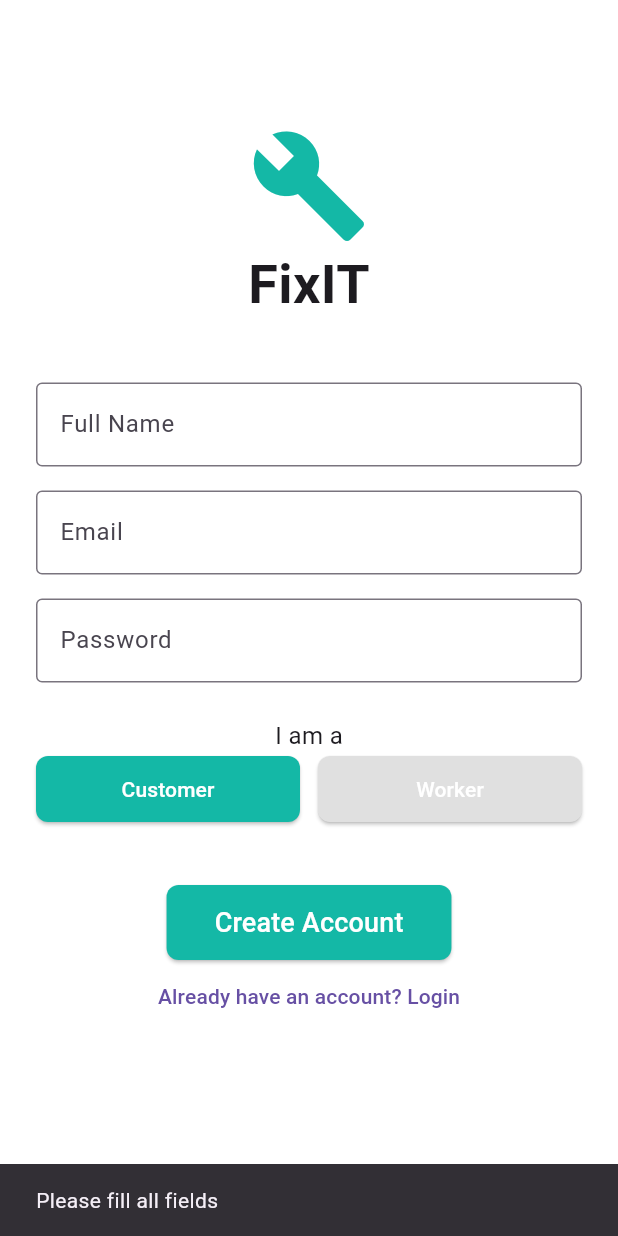
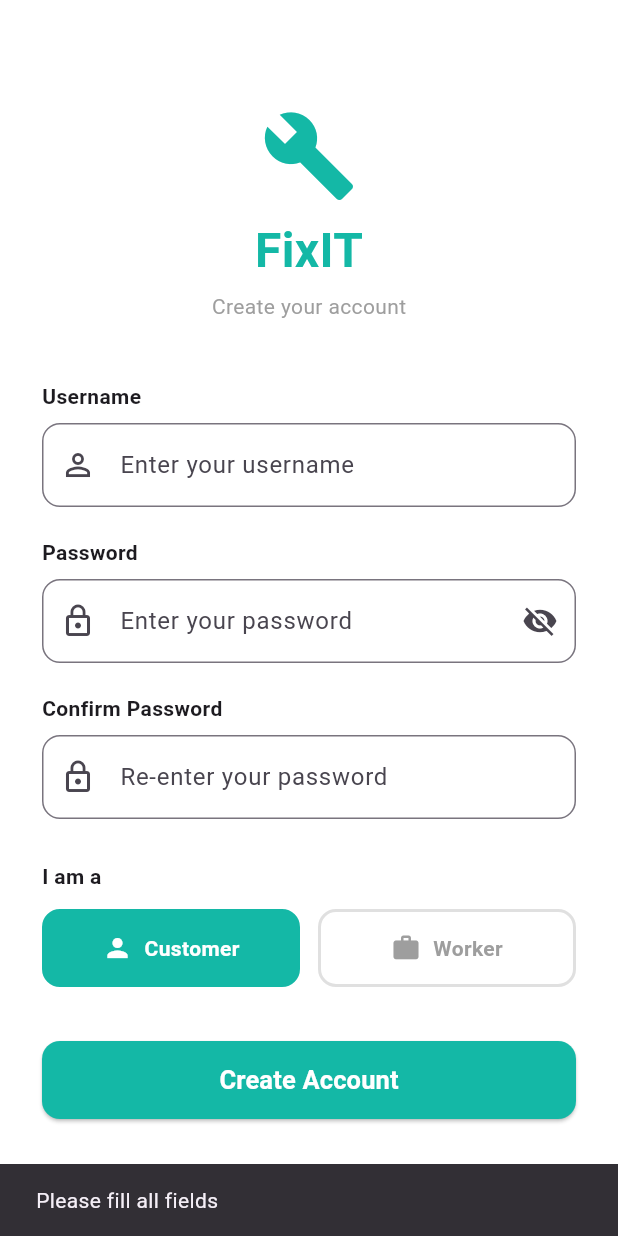
Before and after one commit to FixITweb/FixIT, a Flutter app: the RegisterScreen screen opened by its route, after a tap on "Create Account", on a phone screen of 412 x 824 dp. Run offline on Flutter 3.47's test engine with Material 3 defaults, Android fonts, the phone set to English and light mode, and no system bars; our stand-ins replace dio, flutter_bloc, shared_preferences; missing offline and left inert: dart:html; accounts and stored records are empty.

Commit message:
fix register screen, booking api, and notification model

```diff
--- a/frontend/lib/features/auth/presentation/pages/register_screen.dart
+++ b/frontend/lib/features/auth/presentation/pages/register_screen.dart
@@ -13,9 +13,18 @@ class RegisterScreen extends StatefulWidget {
 
 class _RegisterScreenState extends State<RegisterScreen> {
   String role = 'customer';
-  final nameController = TextEditingController();
-  final emailController = TextEditingController();
-  final passwordController = TextEditingController();
+  final _usernameController = TextEditingController();
+  final _passwordController = TextEditingController();
+  final _confirmPasswordController = TextEditingController();
+  bool _obscurePassword = true;
+
+  @override
+  void dispose() {
+    _usernameController.dispose();
+    _passwordController.dispose();
+    _confirmPasswordController.dispose();
+    super.dispose();
+  }
 
   @override
   Widget build(BuildContext context) {
@@ -24,9 +33,11 @@ class _RegisterScreenState extends State<RegisterScreen> {
         listener: (context, state) {
           if (state is AuthSuccess) {
             ScaffoldMessenger.of(context).showSnackBar(
-              const SnackBar(content: Text('Registration successful!')),
+              const SnackBar(
+                content: Text('Account created successfully!'),
+                backgroundColor: Colors.green,
+              ),
             );
-
             if (state.role == 'worker') {
               Navigator.pushReplacementNamed(context, '/worker-profession-setup');
             } else {
@@ -34,99 +45,139 @@ class _RegisterScreenState extends State<RegisterScreen> {
             }
           } else if (state is AuthError) {
             ScaffoldMessenger.of(context).showSnackBar(
-              SnackBar(content: Text(state.message)),
+              SnackBar(
+                content: Text(state.message),
+                backgroundColor: Colors.red,
+              ),
             );
           }
         },
         builder: (context, state) {
           return SingleChildScrollView(
-            padding: const EdgeInsets.all(24),
+            padding: const EdgeInsets.symmetric(horizontal: 28, vertical: 48),
             child: Column(
+              crossAxisAlignment: CrossAxisAlignment.start,
               children: [
-                const SizedBox(height: 60),
-                const Icon(Icons.build, size: 80, color: Color(0xFF14B8A6)),
-                const Text(
+                const SizedBox(height: 24),
+                // Logo
+                Center(
+                  child: Column(
+                    children: const [
+                      Icon(Icons.build, size: 64, color: Color(0xFF14B8A6)),
+                      SizedBox(height: 8),
+                      Text(
                         "FixIT",
-                  style: TextStyle(fontSize: 36, fontWeight: FontWeight.bold),
-                ),
-                const SizedBox(height: 40),
-                TextField(
-                  controller: nameController,
-                  decoration: const InputDecoration(labelText: "Full Name"),
-                ),
-                const SizedBox(height: 16),
-                TextField(
-                  controller: emailController,
-                  decoration: const InputDecoration(labelText: "Email"),
-                ),
-                const SizedBox(height: 16),
-                TextField(
-                  controller: passwordController,
-                  obscureText: true,
-                  decoration: const InputDecoration(labelText: "Password"),
-                ),
-                const SizedBox(height: 24),
-                const Text("I am a", style: TextStyle(fontSize: 16)),
-                Row(
-                  children: [
-                    Expanded(
-                      child: ElevatedButton(
-                        style: ElevatedButton.styleFrom(
-                          backgroundColor: role == 'customer'
-                              ? const Color(0xFF14B8A6)
-                              : Colors.grey[300],
-                        ),
-                        onPressed: () => setState(() => role = 'customer'),
-                        child: const Text("Customer"),
+                        style: TextStyle(
+                          fontSize: 32,
+                          fontWeight: FontWeight.bold,
+                          color: Color(0xFF14B8A6),
                         ),
                       ),
-                    const SizedBox(width: 12),
-                    Expanded(
-                      child: ElevatedButton(
-                        style: ElevatedButton.styleFrom(
-                          backgroundColor: role == 'worker'
-                              ? const Color(0xFF14B8A6)
-                              : Colors.grey[300],
-                        ),
-                        onPressed: () => setState(() => role = 'worker'),
-                        child: const Text("Worker"),
-                      ),
+                      SizedBox(height: 4),
+                      Text(
+                        "Create your account",
+                        style: TextStyle(color: Colors.grey),
                       ),
                     ],
                   ),
+                ),
                 const SizedBox(height: 40),
-                if (state is AuthLoading)
-                  const CircularProgressIndicator()
-                else
-                  ElevatedButton(
-                    onPressed: () {
-                      if (nameController.text.isNotEmpty &&
-                          emailController.text.isNotEmpty &&
-                          passwordController.text.isNotEmpty) {
-                        context.read<AuthBloc>().add(
-                          RegisterEvent(
-                            nameController.text,
-                            emailController.text,
-                            passwordController.text,
-                            role,
+
+                // Username
+                const Text("Username", style: TextStyle(fontWeight: FontWeight.w600)),
+                const SizedBox(height: 8),
+                TextField(
+                  controller: _usernameController,
+                  decoration: InputDecoration(
+                    hintText: "Enter your username",
+                    prefixIcon: const Icon(Icons.person_outline),
+                    border: OutlineInputBorder(borderRadius: BorderRadius.circular(12)),
                   ),
-                        );
-                      } else {
-                        ScaffoldMessenger.of(context).showSnackBar(
-                          const SnackBar(content: Text("Please fill all fields")),
-                        );
-                      }
-                    },
+                ),
+                const SizedBox(height: 20),
+
+                // Password
+                const Text("Password", style: TextStyle(fontWeight: FontWeight.w600)),
+                const SizedBox(height: 8),
+                TextField(
+                  controller: _passwordController,
+                  obscureText: _obscurePassword,
+                  decoration: InputDecoration(
+                    hintText: "Enter your password",
+                    prefixIcon: const Icon(Icons.lock_outline),
+                    suffixIcon: IconButton(
+                      icon: Icon(_obscurePassword ? Icons.visibility_off : Icons.visibility),
+                      onPressed: () => setState(() => _obscurePassword = !_obscurePassword),
+                    ),
+                    border: OutlineInputBorder(borderRadius: BorderRadius.circular(12)),
+                  ),
+                ),
+                const SizedBox(height: 20),
+
+                // Confirm Password
+                const Text("Confirm Password", style: TextStyle(fontWeight: FontWeight.w600)),
+                const SizedBox(height: 8),
+                TextField(
+                  controller: _confirmPasswordController,
+                  obscureText: true,
+                  decoration: InputDecoration(
+                    hintText: "Re-enter your password",
+                    prefixIcon: const Icon(Icons.lock_outline),
+                    border: OutlineInputBorder(borderRadius: BorderRadius.circular(12)),
+                  ),
+                ),
+                const SizedBox(height: 28),
+
+                // Role selector
+                const Text("I am a", style: TextStyle(fontWeight: FontWeight.w600)),
+                const SizedBox(height: 12),
+                Row(
+                  children: [
+                    Expanded(child: _RoleButton(
+                      label: "Customer",
+                      icon: Icons.person,
+                      selected: role == 'customer',
+                      onTap: () => setState(() => role = 'customer'),
+                    )),
+                    const SizedBox(width: 12),
+                    Expanded(child: _RoleButton(
+                      label: "Worker",
+                      icon: Icons.work,
+                      selected: role == 'worker',
+                      onTap: () => setState(() => role = 'worker'),
+                    )),
+                  ],
+                ),
+                const SizedBox(height: 36),
+
+                // Submit
+                SizedBox(
+                  width: double.infinity,
+                  height: 52,
+                  child: state is AuthLoading
+                      ? const Center(child: CircularProgressIndicator())
+                      : ElevatedButton(
+                          onPressed: _submit,
+                          style: ElevatedButton.styleFrom(
+                            backgroundColor: const Color(0xFF14B8A6),
+                            foregroundColor: Colors.white,
+                            shape: RoundedRectangleBorder(
+                              borderRadius: BorderRadius.circular(12),
+                            ),
+                          ),
                           child: const Text(
                             "Create Account",
-                      style: TextStyle(fontSize: 18),
+                            style: TextStyle(fontSize: 17, fontWeight: FontWeight.bold),
                           ),
                         ),
-                TextButton(
-                  onPressed: () {
-                    Navigator.pushReplacementNamed(context, '/login');
-                  },
+                ),
+                const SizedBox(height: 16),
+
+                Center(
+                  child: TextButton(
+                    onPressed: () => Navigator.pushReplacementNamed(context, '/login'),
                     child: const Text("Already have an account? Login"),
+                  ),
                 ),
               ],
             ),
@@ -136,11 +187,87 @@ class _RegisterScreenState extends State<RegisterScreen> {
     );
   }
 
-  @override
-  void dispose() {
-    nameController.dispose();
-    emailController.dispose();
-    passwordController.dispose();
-    super.dispose();
+  void _submit() {
+    final username = _usernameController.text.trim();
+    final password = _passwordController.text;
+    final confirm = _confirmPasswordController.text;
+
+    if (username.isEmpty || password.isEmpty) {
+      ScaffoldMessenger.of(context).showSnackBar(
+        const SnackBar(content: Text("Please fill all fields")),
+      );
+      return;
+    }
+
+    if (password != confirm) {
+      ScaffoldMessenger.of(context).showSnackBar(
+        const SnackBar(
+          content: Text("Passwords do not match"),
+          backgroundColor: Colors.red,
+        ),
+      );
+      return;
+    }
+
+    if (password.length < 6) {
+      ScaffoldMessenger.of(context).showSnackBar(
+        const SnackBar(
+          content: Text("Password must be at least 6 characters"),
+          backgroundColor: Colors.red,
+        ),
+      );
+      return;
+    }
+
+    context.read<AuthBloc>().add(
+          RegisterEvent(username, username, password, role),
+        );
   }
 }
+
+class _RoleButton extends StatelessWidget {
+  final String label;
+  final IconData icon;
+  final bool selected;
+  final VoidCallback onTap;
+
+  const _RoleButton({
+    required this.label,
+    required this.icon,
+    required this.selected,
+    required this.onTap,
+  });
+
+  @override
+  Widget build(BuildContext context) {
+    return GestureDetector(
+      onTap: onTap,
+      child: AnimatedContainer(
+        duration: const Duration(milliseconds: 200),
+        padding: const EdgeInsets.symmetric(vertical: 14),
+        decoration: BoxDecoration(
+          color: selected ? const Color(0xFF14B8A6) : Colors.transparent,
+          border: Border.all(
+            color: selected ? const Color(0xFF14B8A6) : Colors.grey.shade300,
+            width: 2,
+          ),
+          borderRadius: BorderRadius.circular(12),
+        ),
+        child: Row(
+          mainAxisAlignment: MainAxisAlignment.center,
+          children: [
+            Icon(icon, color: selected ? Colors.white : Colors.grey, size: 20),
+            const SizedBox(width: 8),
+            Text(
+              label,
+              style: TextStyle(
+                color: selected ? Colors.white : Colors.grey,
+                fontWeight: FontWeight.bold,
+              ),
+            ),
+          ],
+        ),
+      ),
+    );
+  }
+}
--- a/frontend/lib/features/bookings/data/datasources/booking_api.dart
+++ b/frontend/lib/features/bookings/data/datasources/booking_api.dart
@@ -1,27 +1,29 @@
 import '../../../../core/network/api_client.dart';
-import '../../../../core/network/endpoints.dart';
 
 class BookingApi {
   final ApiClient client;
 
   BookingApi(this.client);
 
+  // GET bookings — backend endpoint: GET /api/bookings/
   Future<List<dynamic>> fetchBookings() async {
-    final res = await client.get(Endpoints.bookings);
-    return res.data;
+    final res = await client.get('bookings/');
+    return res.data as List<dynamic>;
   }
 
+  // POST create booking — backend endpoint: POST /api/bookings/create/
   Future<Map<String, dynamic>> createBooking(int serviceId) async {
-    final res = await client.post(Endpoints.createBooking, data: {
+    final res = await client.post('bookings/create/', data: {
       'service_id': serviceId,
     });
-    return res.data;
+    return res.data as Map<String, dynamic>;
   }
 
+  // PUT update booking status — backend endpoint: PUT /api/bookings/<id>/
   Future<Map<String, dynamic>> updateBooking(int bookingId, String status) async {
-    final res = await client.put('${Endpoints.bookings}$bookingId/', data: {
+    final res = await client.put('bookings/$bookingId/', data: {
       'status': status,
     });
-    return res.data;
+    return res.data as Map<String, dynamic>;
   }
 }
--- a/frontend/lib/features/notifications/data/models/notification_model.dart
+++ b/frontend/lib/features/notifications/data/models/notification_model.dart
@@ -1,39 +1,29 @@
 class NotificationModel {
   final int id;
-  final int userId;
+  final String message;
   final int? serviceId;
-  final String message;
   final bool isRead;
   final DateTime createdAt;
 
   NotificationModel({
     required this.id,
-    required this.userId,
+    required this.message,
     this.serviceId,
-    required this.message,
     required this.isRead,
     required this.createdAt,
   });
 
   factory NotificationModel.fromJson(Map<String, dynamic> json) {
     return NotificationModel(
-      id: json['id'],
-      userId: json['user'],
-      serviceId: json['service'],
+      id: json['id'] ?? 0,
       message: json['message'] ?? '',
+      // backend may return service_id or not — handle both
+      serviceId: json['service_id'] ?? json['service'],
       isRead: json['is_read'] ?? false,
-      createdAt: DateTime.parse(json['created_at']),
+      // backend notifications_list doesn't return created_at — use now as fallback
+      createdAt: json['created_at'] != null
+          ? DateTime.tryParse(json['created_at']) ?? DateTime.now()
+          : DateTime.now(),
     );
   }
-
-  Map<String, dynamic> toJson() {
-    return {
-      'id': id,
-      'user': userId,
-      'service': serviceId,
-      'message': message,
-      'is_read': isRead,
-      'created_at': createdAt.toIso8601String(),
-    };
-  }
 }
```
Lines whose indentation alone changed are shown as unchanged.
